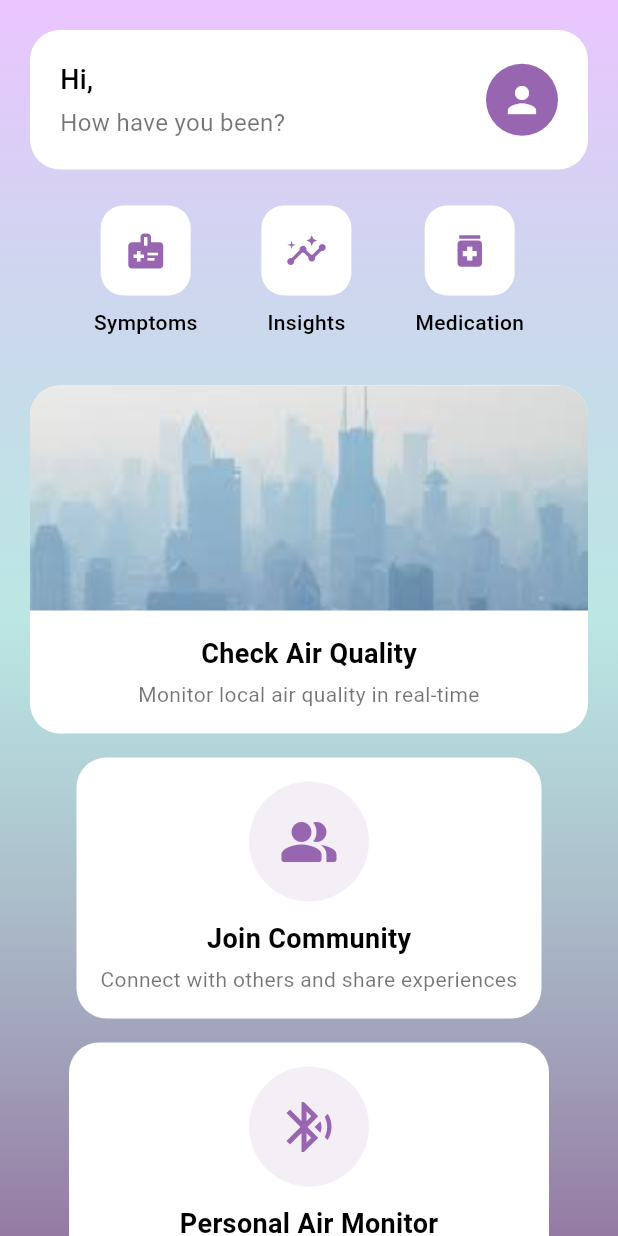
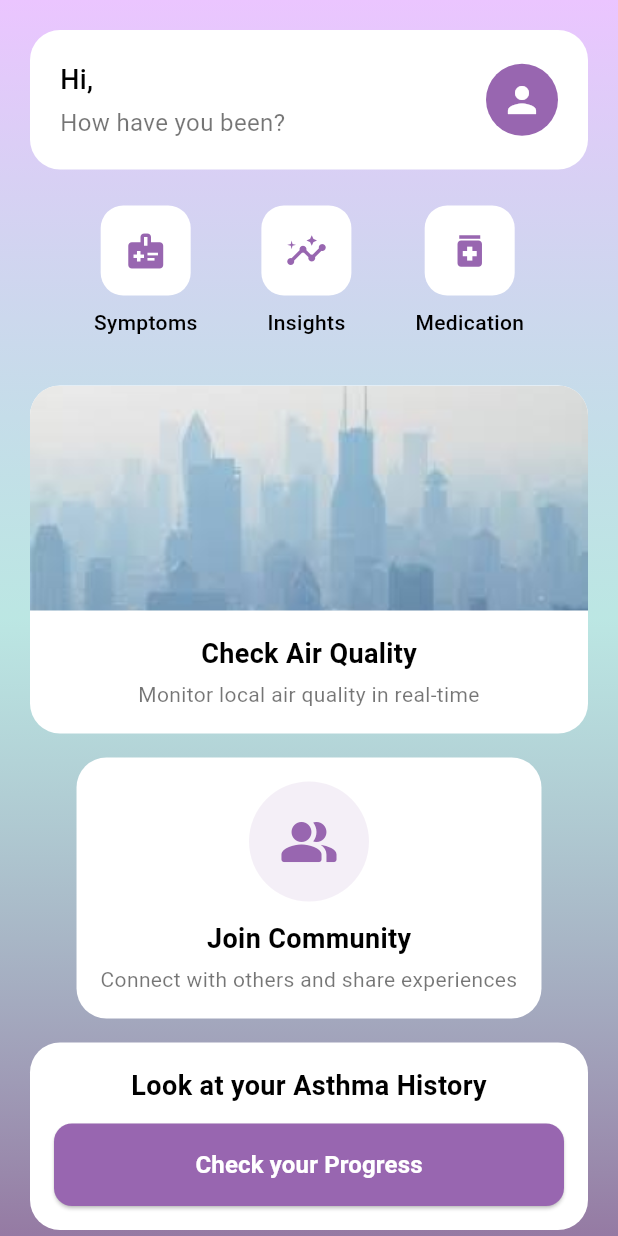
Before and after one commit to cpokala/AllerAlert, a Flutter app: the HomeScreen screen opened by its route, on a phone screen of 412 x 824 dp. Run offline on Flutter 3.47's test engine with Material 3 defaults, Android fonts, the phone set to English and light mode, and no system bars; our stand-ins replace cloud_firestore, firebase_auth, firebase_core, flutter_blue_plus, geolocator, get and 7 more; missing offline and left inert: dart:ffi; accounts and stored records are empty.

Commit message:
Added Better UI for Homepage

```diff
--- /dev/null
+++ b/lib/Bluetooth/air_quality_reading.dart
@@ -0,0 +1,53 @@
+class AirQualityReading {
+  final double voc;
+  final double temperature;
+  final double humidity;
+  final double pressure;
+  final int batteryLevel;
+  final Map<String, double> particulateMatter;
+  final DateTime timestamp;
+  final String userId;
+  final String deviceId;
+
+  AirQualityReading({
+    required this.voc,
+    required this.temperature,
+    required this.humidity,
+    required this.pressure,
+    required this.batteryLevel,
+    required this.particulateMatter,
+    required this.timestamp,
+    required this.userId,
+    required this.deviceId,
+  });
+
+  Map<String, dynamic> toMap() {
+    return {
+      'voc': voc,
+      'temperature': temperature,
+      'humidity': humidity,
+      'pressure': pressure,
+      'batteryLevel': batteryLevel,
+      'particulateMatter': particulateMatter,
+      'timestamp': timestamp.toIso8601String(),
+      'userId': userId,
+      'deviceId': deviceId,
+    };
+  }
+
+  factory AirQualityReading.fromMap(Map<String, dynamic> map) {
+    return AirQualityReading(
+      voc: map['voc'] ?? 0.0,
+      temperature: map['temperature'] ?? 0.0,
+      humidity: map['humidity'] ?? 0.0,
+      pressure: map['pressure'] ?? 0.0,
+      batteryLevel: map['batteryLevel'] ?? 0,
+      particulateMatter: Map<String, double>.from(map['particulateMatter'] ?? {}),
+      timestamp: map['timestamp'] != null
+          ? DateTime.parse(map['timestamp'])
+          : DateTime.now(),
+      userId: map['userId'] ?? '',
+      deviceId: map['deviceId'] ?? '',
+    );
+  }
+}
--- a/lib/screens/home_screen.dart
+++ b/lib/screens/home_screen.dart
@@ -22,6 +22,7 @@ class HomeScreen extends StatelessWidget {
           ),
         ),
         child: SafeArea(
+          child: SingleChildScrollView( // Added SingleChildScrollView to fix overflow
             child: Padding(
               padding: const EdgeInsets.symmetric(horizontal: 20),
               child: Column(
@@ -39,8 +40,12 @@ class HomeScreen extends StatelessWidget {
                   const SizedBox(height: 24),
 
                   // Main Content
-                Expanded(child: _buildMainContent(context)),
+                  _buildMainContent(context),
+
+                  // Add bottom padding to prevent overflow
+                  const SizedBox(height: 24),
                 ],
+              ),
             ),
           ),
         ),
@@ -257,57 +262,7 @@ class HomeScreen extends StatelessWidget {
           ),
         ),
 
-        // Air Quality Monitor Card (Bluetooth Integration)
-        GestureDetector(
-          onTap: () {
-            // Use GetX navigation to the Bluetooth scanner screen
-            Get.toNamed('/scan-devices');
-          },
-          child: Container(
-            margin: const EdgeInsets.symmetric(vertical: 8),
-            padding: const EdgeInsets.all(16),
-            decoration: BoxDecoration(
-              color: Colors.white,
-              borderRadius: BorderRadius.circular(20),
-            ),
-            child: Column(
-              children: [
-                Container(
-                  width: 80,
-                  height: 80,
-                  decoration: BoxDecoration(
-                    color: const Color(0xFF9866B0).withOpacity(0.1),
-                    shape: BoxShape.circle,
-                  ),
-                  child: const Icon(
-                    Icons.bluetooth_searching,
-                    size: 40,
-                    color: Color(0xFF9866B0),
-                  ),
-                ),
-                const SizedBox(height: 12),
-                const Text(
-                  'Personal Air Monitor',
-                  style: TextStyle(
-                    fontSize: 18,
-                    fontWeight: FontWeight.w600,
-                  ),
-                ),
-                const SizedBox(height: 4),
-                const Text(
-                  'Connect to your air quality monitoring device',
-                  style: TextStyle(
-                    fontSize: 14,
-                    color: Colors.black54,
-                  ),
-                  textAlign: TextAlign.center,
-                ),
-              ],
-            ),
-          ),
-        ),
-
-        // Progress Section - kept as is
+        // Progress Section
         Container(
           margin: const EdgeInsets.symmetric(vertical: 8),
           padding: const EdgeInsets.all(16),
```
Also changed, not shown: lib/Bluetooth/ble_controller.dart (+75 -0 lines), lib/Bluetooth/device_data_screen.dart (+71 -0 lines), lib/main.dart (+22 -18 lines), lib/services/firestore_service.dart (+189 -9 lines), lib/firebase_options.dart. Lines whose indentation alone changed are shown as unchanged.
